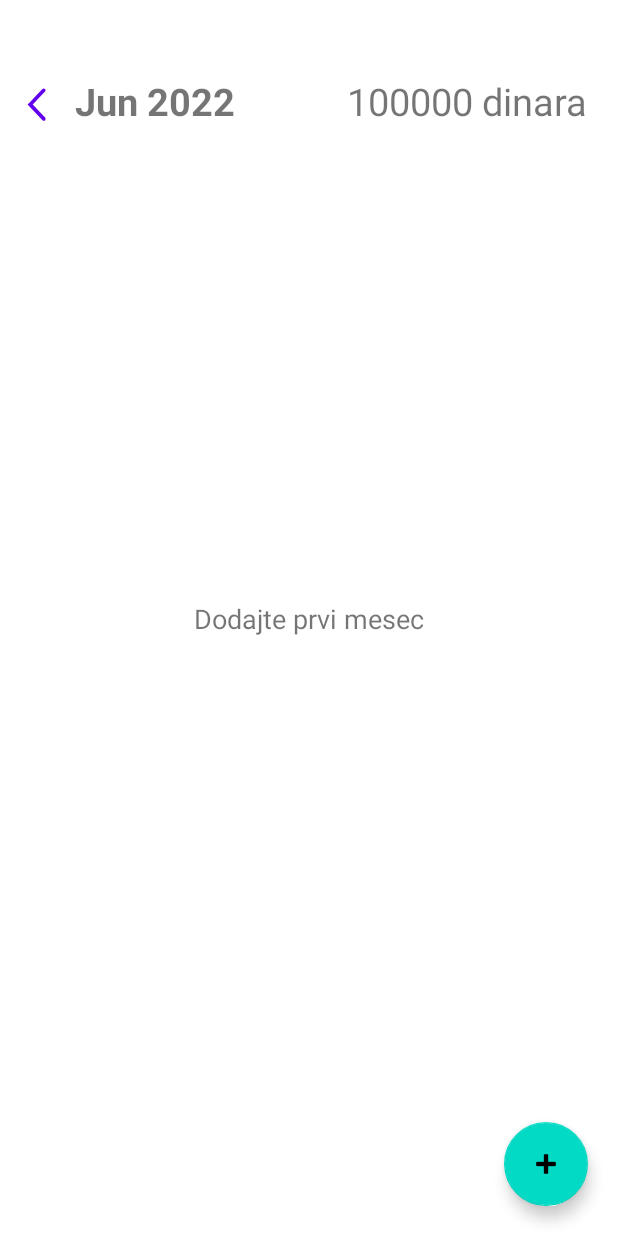
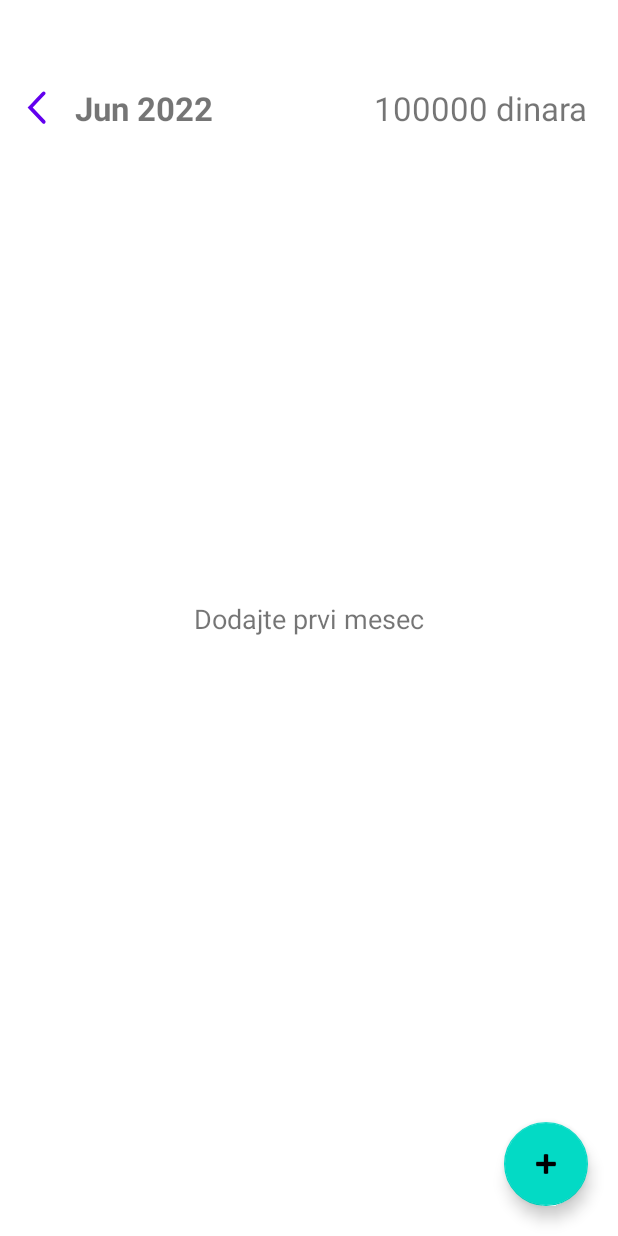
Before and after one commit to NikolaMomcilovic96/ExpensesTracker, an Android app: the layout fragment_expenses.xml on its own in the app's theme, with its tools: preview values and no code run, on a phone screen of 412 x 824 dp. Run offline under Robolectric (Android 15) with nearby library versions, the phone set to English and light mode, and no system bars.

Commit message:
Fixed updating expense.

```diff
--- a/app/src/main/java/com/example/expensestracker/data/database/MonthsDao.kt
+++ b/app/src/main/java/com/example/expensestracker/data/database/MonthsDao.kt
@@ -31,6 +31,6 @@ interface MonthsDao {
     @Query("DELETE FROM expense WHERE id=:expenseId")
     suspend fun deleteExpense(expenseId: Int)
 
-    @Query("UPDATE expense SET title=:title, price=:price WHERE id=:expenseId")
+    @Query("UPDATE expense SET title = :title, price = :price WHERE id = :expenseId")
     suspend fun updateExpense(expenseId: Int, title: String, price: Int)
 }
--- a/app/src/main/res/layout/fragment_expenses.xml
+++ b/app/src/main/res/layout/fragment_expenses.xml
@@ -33,9 +33,9 @@
         android:id="@+id/totalTextView"
         android:layout_width="wrap_content"
         android:layout_height="wrap_content"
-        android:layout_marginTop="50dp"
+        android:layout_marginTop="57dp"
         android:layout_marginEnd="20dp"
-        android:textSize="25sp"
+        android:textSize="22sp"
         app:layout_constraintEnd_toEndOf="parent"
         app:layout_constraintTop_toTopOf="parent"
         tools:text="100000 dinara" />
@@ -43,11 +43,11 @@
     <TextView
         android:id="@+id/monthDetailsNameTextView"
         android:layout_width="0dp"
+        android:layout_height="wrap_content"
         android:layout_marginStart="10dp"
+        android:layout_marginTop="57dp"
         android:layout_marginEnd="10dp"
-        android:layout_height="wrap_content"
-        android:layout_marginTop="50dp"
-        android:textSize="25sp"
+        android:textSize="22sp"
         android:textStyle="bold"
         app:layout_constraintEnd_toStartOf="@+id/totalTextView"
         app:layout_constraintStart_toEndOf="@+id/backButton"
@@ -70,9 +70,9 @@
         android:layout_width="wrap_content"
         android:layout_height="wrap_content"
         android:layout_marginStart="10dp"
-        android:layout_marginTop="55dp"
+        android:layout_marginTop="57dp"
+        android:contentDescription="@string/go_back"
         app:layout_constraintStart_toStartOf="parent"
         app:layout_constraintTop_toTopOf="parent"
-        app:srcCompat="@drawable/arrow_left"
-        android:contentDescription="@string/go_back" />
+        app:srcCompat="@drawable/arrow_left" />
 </androidx.constraintlayout.widget.ConstraintLayout>
--- a/app/src/main/res/layout/fragment_months.xml
+++ b/app/src/main/res/layout/fragment_months.xml
@@ -36,7 +36,7 @@
         android:layout_width="wrap_content"
         android:layout_height="wrap_content"
         android:layout_marginStart="20dp"
-        android:layout_marginTop="50dp"
+        android:layout_marginTop="57dp"
         android:text="@string/spisak_troskova"
         android:textSize="25sp"
         android:textStyle="bold"
```
Also changed, not shown: app/src/main/java/com/example/expensestracker/fragments/ExpensesFragment.kt (+11 -3 lines).
